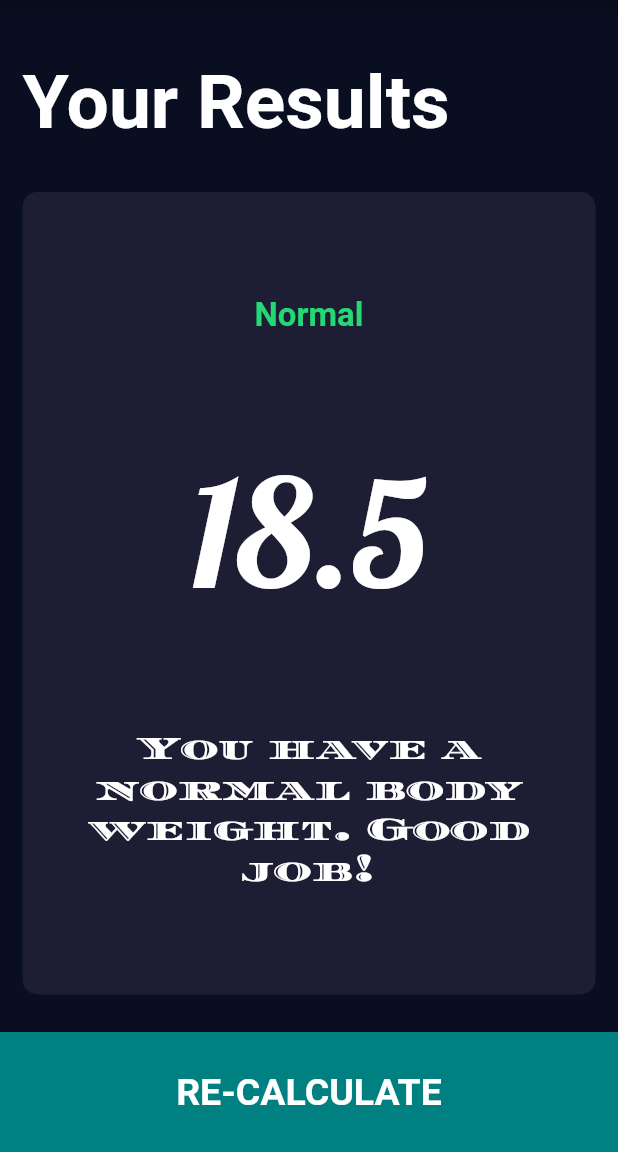
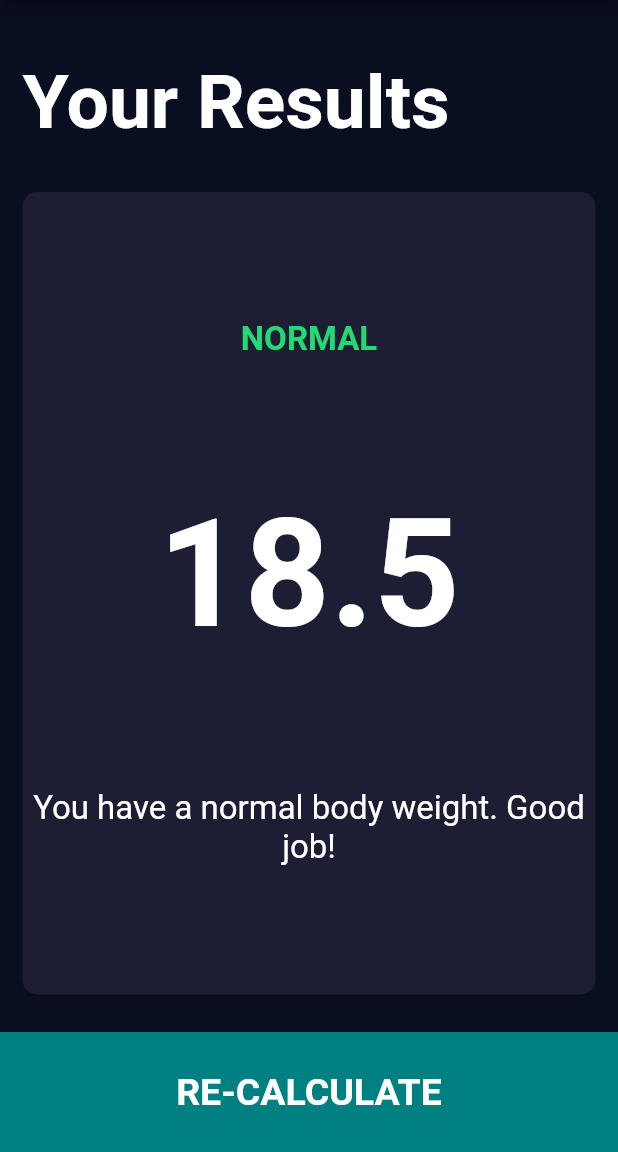
Before and after one commit to Quinn3026/Flutter_Project_Quinn, a Flutter app: the screen it shows after launch, after a tap on "CALCULATE", on a phone screen of 412 x 824 dp, the part 84-1236 px from its top. Run offline on Flutter 3.47's test engine with Material 2 defaults, Android fonts, the light colour scheme and no system bars; our stand-ins replace font_awesome_flutter, rflutter_alert.

Commit message:
1st Commit

```diff
--- a/bmi_calculator/lib/Screens/resultpage.dart
+++ b/bmi_calculator/lib/Screens/resultpage.dart
@@ -40,7 +40,7 @@ class ResultPage extends StatelessWidget {
                 mainAxisAlignment: MainAxisAlignment.spaceEvenly,
                 crossAxisAlignment: CrossAxisAlignment.center,
                 children: [
-                  Text(resultText, style: ktstyle),
+                  Text(resultText.toUpperCase(), style: ktstyle),
                   Text(bmiresult, style: kbmitstyle),
                   Text(interpretation, textAlign: TextAlign.center,style: kBodytxt),
                 ],
--- a/bmi_calculator/lib/constants.dart
+++ b/bmi_calculator/lib/constants.dart
@@ -15,5 +15,5 @@ const kNumberTxtStyle = TextStyle(fontSize: 50.0, fontWeight: FontWeight.w900);
 const kLargeButton = TextStyle(fontSize: 25, fontWeight: FontWeight.bold);
 const ktitletext = TextStyle(fontSize: 50,fontWeight: FontWeight.bold);
 const ktstyle =TextStyle(fontSize: 22,fontWeight: FontWeight.bold, color: Color(0xFF24D876));
-const kbmitstyle = TextStyle(fontSize: 100,fontFamily: 'Lobster');//fontWeight: FontWeight.bold);
-const kBodytxt = TextStyle(fontSize: 22,fontFamily: 'Diplomata');//);
+const kbmitstyle = TextStyle(fontSize: 100,fontWeight: FontWeight.bold);
+const kBodytxt = TextStyle(fontSize: 22);
```
